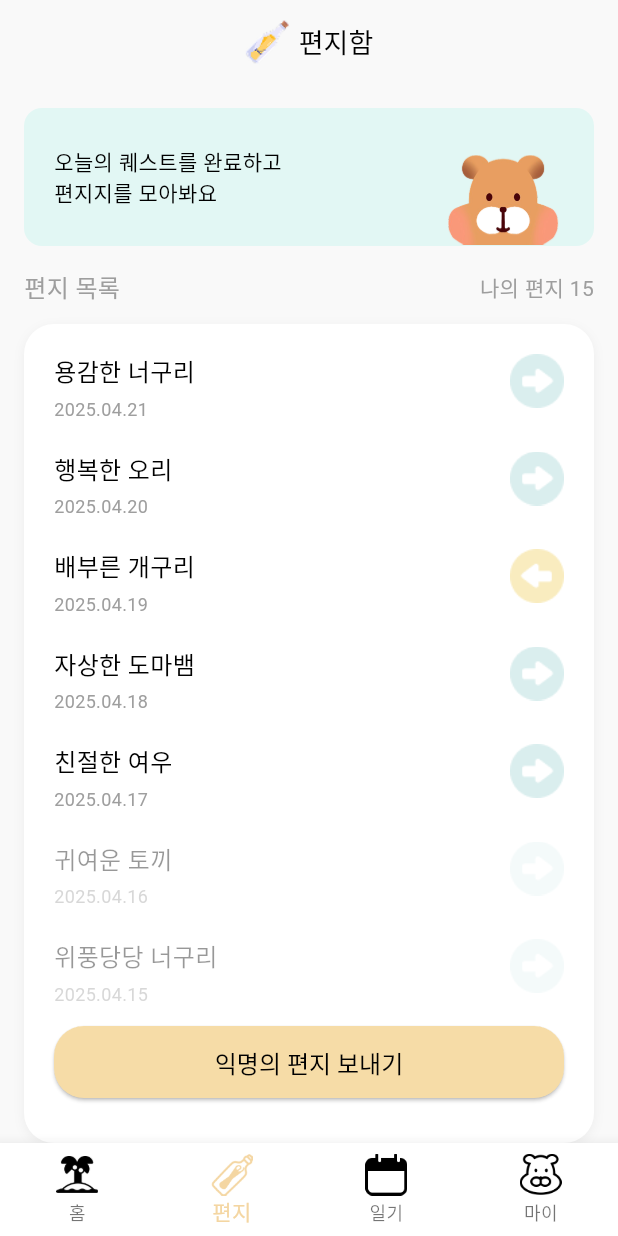
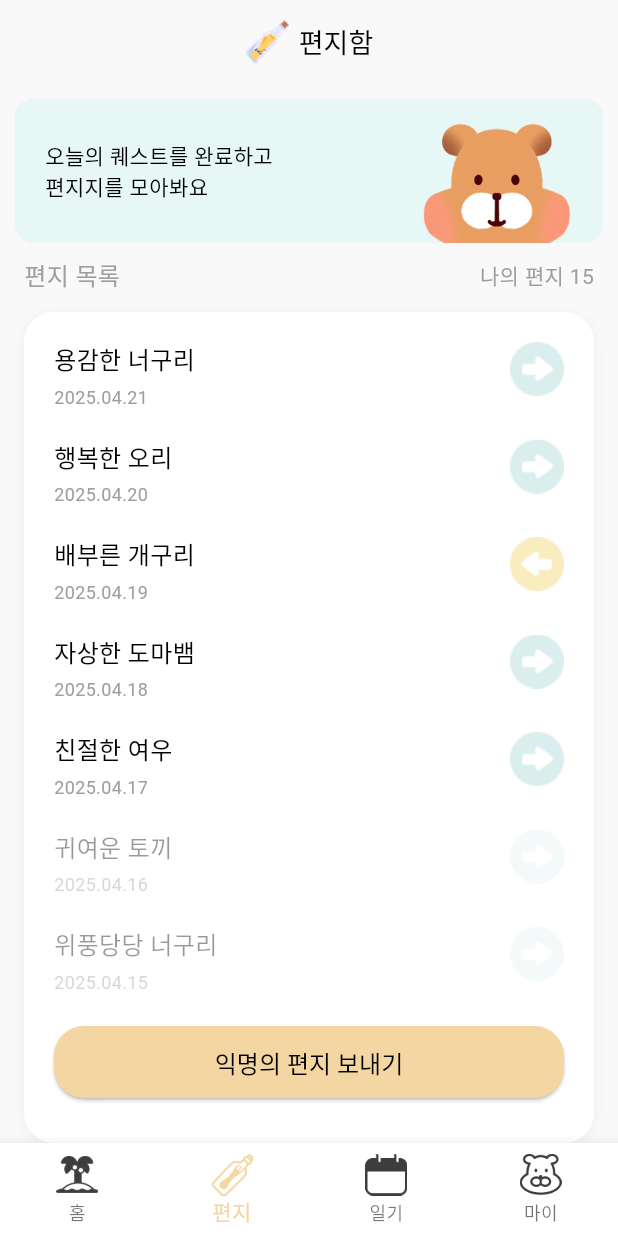
Before and after one commit to Pairing-Buds/Buds, a Flutter app: the screen it shows after launch, item 2 of the bottom bar chosen, on a phone screen of 412 x 824 dp. Run offline on Flutter 3.47's test engine with Material 3 defaults, Android fonts, the phone set to English and light mode, and no system bars; our stand-ins replace dio, shared_preferences, speech_to_text; Roboto replaces fonts that are missing (GmarketSans).

Commit message:
Feat: fluttet stt ã 연결

```diff
--- a/frontend/lib/config/theme.dart
+++ b/frontend/lib/config/theme.dart
@@ -1,18 +1,16 @@
 import 'package:flutter/material.dart';
 
 class AppColors {
-  //누렁이 색상
+  // 누렁이 색상
   static const Color primary = Color(0xFFF4D6A2);
-
   // 배경색
-  static const Color background = Color(0xFFF9F9F9);
-
+  static const Color background = Color(0xFFFFFFFFF);
   // 배너색
   static const Color banner = Color(0xFFE9F9E7);
   // 카카오 색상
   static const Color kakao = Color(0xFFFEE500);
-  //무슨색인지 나도 모름
-  static const Color text = Color(0xFFF2FEFF);
+  // 하늘색
+  static const Color skyblue = Color(0xFFE6F7F6);
   // 텍스트 색상
   static const Color toast = Color(0xFF828282);
   // 일기 채팅 배경색
--- a/frontend/lib/screens/home/home_screen.dart
+++ b/frontend/lib/screens/home/home_screen.dart
@@ -1,5 +1,5 @@
 import 'package:flutter/material.dart';
-import 'package:buds/screens/home/widget/shell_screen.dart';
+import 'package:buds/screens/home/shell_screen_stt.dart';
 import 'package:buds/screens/chat/start_chatting_screen.dart';
 import 'package:buds/screens/letter/letter_screen.dart';
 
@@ -81,7 +81,7 @@ class HomeScreen extends StatelessWidget {
               onTap: () {
                 Navigator.push(
                   context,
-                  MaterialPageRoute(builder: (context) => const ShellScreen()),
+                  MaterialPageRoute(builder: (context) => const ShellScreenSTT()),
                 );
               },
               child: Image.asset(
--- a/frontend/lib/screens/letter/letter_list.dart
+++ b/frontend/lib/screens/letter/letter_list.dart
@@ -1,4 +1,5 @@
 import 'package:flutter/material.dart';
+import 'package:buds/config/theme.dart';
 import 'package:buds/screens/letter/letter_send.dart';
 
 class LetterList extends StatelessWidget {
@@ -115,7 +116,7 @@ class LetterList extends StatelessWidget {
                   );
                 },
                 style: ElevatedButton.styleFrom(
-                  backgroundColor: const Color(0xFFF6DCA7),
+                  backgroundColor: AppColors.primary,
                   foregroundColor: Colors.black,
                   shape: RoundedRectangleBorder(
                     borderRadius: BorderRadius.circular(20),
--- a/frontend/lib/screens/letter/letter_screen.dart
+++ b/frontend/lib/screens/letter/letter_screen.dart
@@ -1,4 +1,5 @@
 import 'package:flutter/material.dart';
+import 'package:buds/config/theme.dart';
 import 'package:buds/widgets/custom_app_bar.dart';
 import 'package:buds/screens/letter/letter_list.dart';
 
@@ -8,6 +9,7 @@ class LetterScreen extends StatelessWidget {
   @override
   Widget build(BuildContext context) {
     return Scaffold(
+      backgroundColor: Color(0xFFF9F9F9),
       appBar: const CustomAppBar(
         title: '편지함',
         leftIconPath: 'assets/icons/bottle_icon.png',
@@ -18,10 +20,10 @@ class LetterScreen extends StatelessWidget {
         children: [
           // 퀘스트 배너
           Container(
-            margin: const EdgeInsets.all(16),
-            padding: const EdgeInsets.symmetric(horizontal: 20, vertical: 16),
+            margin: const EdgeInsets.all(10),
+            padding: const EdgeInsets.symmetric(horizontal: 20, vertical: 8),
             decoration: BoxDecoration(
-              color: const Color(0xFFE2F7F4),
+              color: AppColors.skyblue,
               borderRadius: BorderRadius.circular(12),
             ),
             child: Row(
@@ -34,11 +36,11 @@ class LetterScreen extends StatelessWidget {
                   ),
                 ),
                 Transform.translate(
-                  offset: const Offset(0, 15), // y값 증가 → 아래로 이동
+                  offset: const Offset(0, 8), // y값 증가 → 아래로 이동
                   child: Image.asset(
                     'assets/images/marmet_cutting_head.png',
-                    width: 80,
-                    height: 60,
+                    width: 100,
+                    height: 80,
                   ),
                 ),
               ],
--- a/frontend/lib/widgets/bottom_nav_bar.dart
+++ b/frontend/lib/widgets/bottom_nav_bar.dart
@@ -20,22 +20,22 @@ class BottomNavBar extends StatelessWidget {
       showUnselectedLabels: true,
       items: [
         BottomNavigationBarItem(
-          icon: Image.asset('assets/icons/home.png', width: 28, height: 28),
+          icon: Image.asset('assets/icons/home.png', width: 28, height: 28, color: Color(0xFF3D3D3D),),
           activeIcon: Image.asset('assets/icons/home_active.png', width: 28, height: 28),
           label: '홈',
         ),
         BottomNavigationBarItem(
-          icon: Image.asset('assets/icons/letter.png', width: 28, height: 28),
+          icon: Image.asset('assets/icons/letter.png', width: 28, height: 28, color: Color(0xFF3D3D3D),),
           activeIcon: Image.asset('assets/icons/letter_active.png', width: 28, height: 28),
           label: '편지',
         ),
         BottomNavigationBarItem(
-          icon: Image.asset('assets/icons/diary.png', width: 28, height: 28),
+          icon: Image.asset('assets/icons/diary.png', width: 28, height: 28, color: Color(0xFF3D3D3D),),
           activeIcon: Image.asset('assets/icons/diary_active.png', width: 28, height: 28),
           label: '일기',
         ),
         BottomNavigationBarItem(
-          icon: Image.asset('assets/icons/my.png', width: 28, height: 28),
+          icon: Image.asset('assets/icons/my.png', width: 28, height: 28, color: Color(0xFF3D3D3D),),
           activeIcon: Image.asset('assets/icons/my_active.png', width: 28, height: 28),
           label: '마이',
         ),
--- a/frontend/pubspec.yaml
+++ b/frontend/pubspec.yaml
@@ -40,12 +40,10 @@ dependencies:
   provider: ^6.1.1
 
 
-
-
-
   # The following adds the Cupertino Icons font to your application.
   # Use with the CupertinoIcons class for iOS style icons.
   cupertino_icons: ^1.0.8
+  speech_to_text: ^7.0.0
 
 dev_dependencies:
   flutter_test:
```
Also changed, not shown: frontend/lib/screens/home/shell_screen.dart (renamed from frontend/lib/screens/home/widget/shell_screen.dart, +10 -18 lines), frontend/lib/screens/home/shell_screen_stt.dart (added, +184 -0 lines), frontend/assets/icons/diary.png, frontend/assets/icons/diary_active.png, frontend/assets/icons/my.png, frontend/pubspec.lock, 1 other file.
